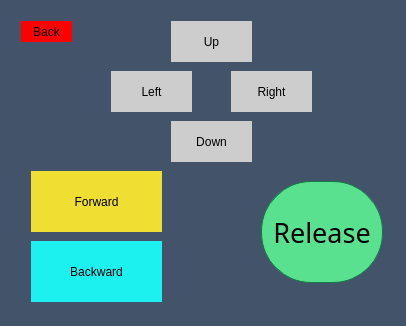
The window that Alpha2/mainwindow.ui (msultani/Robotic-Interactive-Computing-System-RICS) describes before a commit, drawn with Qt 5.
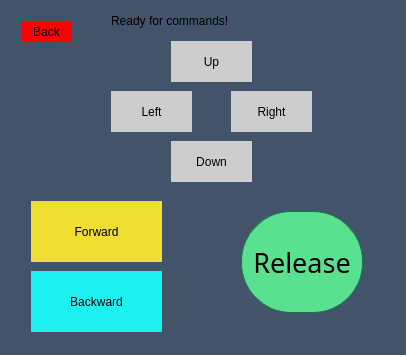
The same window after the commit. The open tabs and pages were chosen to show the change. Custom widgets are drawn as their Qt base class.

Commit message: added label to tell whether you can send commands or not

The edit to the form file:
```diff
--- a/Alpha2/mainwindow.ui
+++ b/Alpha2/mainwindow.ui
@@ -7,7 +7,7 @@
     <x>0</x>
     <y>0</y>
     <width>406</width>
-    <height>326</height>
+    <height>355</height>
    </rect>
   </property>
   <property name="windowTitle">
@@ -160,8 +160,8 @@
        <widget class="QHoverSensitiveButton" name="releaseButton">
         <property name="geometry">
          <rect>
-          <x>250</x>
-          <y>170</y>
+          <x>230</x>
+          <y>200</y>
           <width>122</width>
           <height>102</height>
          </rect>
@@ -208,7 +208,7 @@
         <property name="geometry">
          <rect>
           <x>20</x>
-          <y>160</y>
+          <y>190</y>
           <width>131</width>
           <height>61</height>
          </rect>
@@ -225,7 +225,7 @@
         <property name="geometry">
          <rect>
           <x>20</x>
-          <y>230</y>
+          <y>260</y>
           <width>131</width>
           <height>61</height>
          </rect>
@@ -242,7 +242,7 @@
         <property name="geometry">
          <rect>
           <x>160</x>
-          <y>10</y>
+          <y>30</y>
           <width>81</width>
           <height>41</height>
          </rect>
@@ -259,7 +259,7 @@
         <property name="geometry">
          <rect>
           <x>100</x>
-          <y>60</y>
+          <y>80</y>
           <width>81</width>
           <height>41</height>
          </rect>
@@ -276,7 +276,7 @@
         <property name="geometry">
          <rect>
           <x>220</x>
-          <y>60</y>
+          <y>80</y>
           <width>81</width>
           <height>41</height>
          </rect>
@@ -293,7 +293,7 @@
         <property name="geometry">
          <rect>
           <x>160</x>
-          <y>110</y>
+          <y>130</y>
           <width>81</width>
           <height>41</height>
          </rect>
@@ -306,6 +306,22 @@
          <string>Down</string>
         </property>
        </widget>
+       <widget class="QLabel" name="ready_label">
+        <property name="geometry">
+         <rect>
+          <x>100</x>
+          <y>0</y>
+          <width>201</width>
+          <height>20</height>
+         </rect>
+        </property>
+        <property name="styleSheet">
+         <string notr="true">qproperty-alignment: AlignCenter;</string>
+        </property>
+        <property name="text">
+         <string>Ready for commands!</string>
+        </property>
+       </widget>
       </widget>
       <widget class="QWidget" name="settingsPage">
        <property name="styleSheet">
```
Left out of the diff: 6 changed lines with no effect on the pictures. The commit also changes 2 other files.
